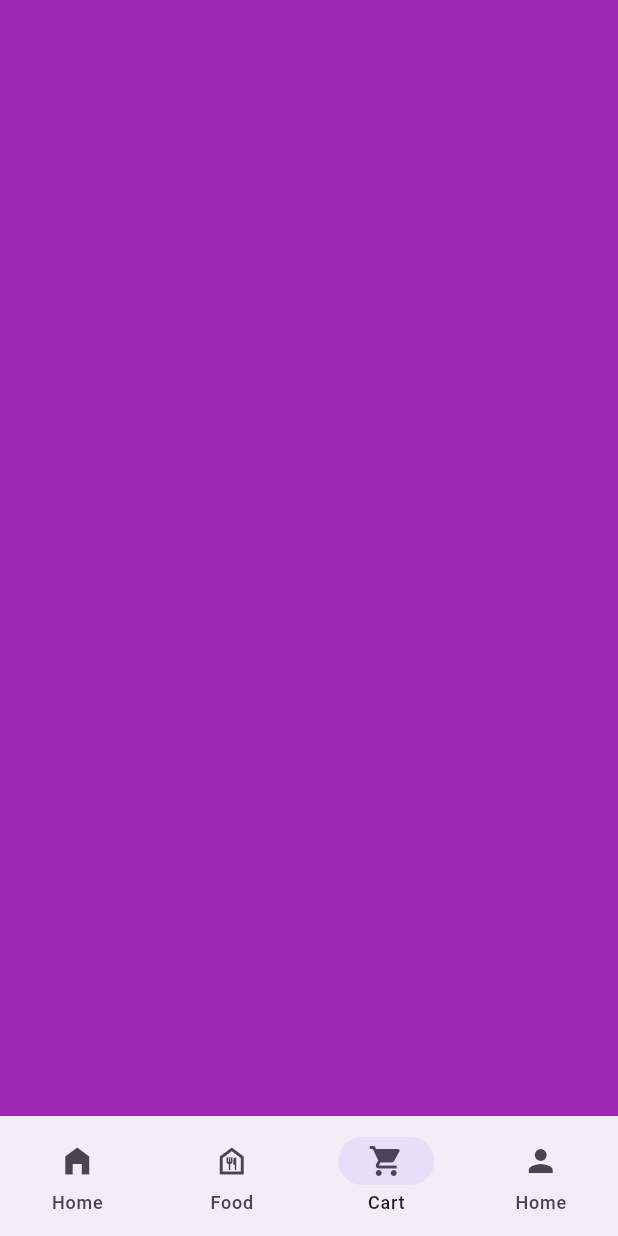
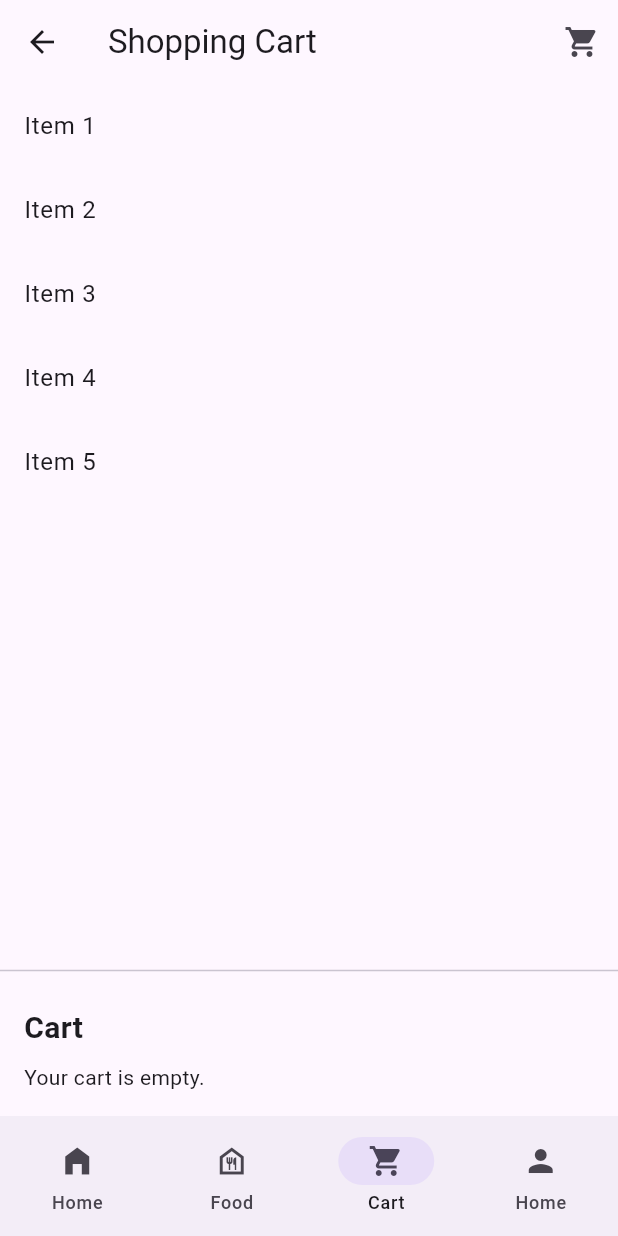
Before and after one commit to asaduzzamanlimon420/FOOD-JET, a Flutter app: the NavigationMenu screen opened directly, item 3 of the bottom bar chosen, on a phone screen of 412 x 824 dp. Run offline on Flutter 3.47's test engine with Material 3 defaults, Android fonts, the phone set to English and light mode, and no system bars; our stand-ins replace firebase_auth, firebase_core, flutter_svg, get; accounts and stored records are empty.

Commit message:
new cart added

```diff
--- /dev/null
+++ b/lib/cart_page.dart
@@ -0,0 +1,138 @@
+import 'package:flutter/material.dart';
+
+void main() {
+  runApp(MyApp());
+}
+
+class MyApp extends StatelessWidget {
+  @override
+  Widget build(BuildContext context) {
+    return MaterialApp(
+      home: ShoppingCart(),
+    );
+  }
+}
+
+class ShoppingCart extends StatefulWidget {
+  @override
+  _ShoppingCartState createState() => _ShoppingCartState();
+}
+
+class _ShoppingCartState extends State<ShoppingCart> {
+  List<String> items = [
+    'Item 1',
+    'Item 2',
+    'Item 3',
+    'Item 4',
+    'Item 5',
+  ];
+
+  List<String> cartItems = [];
+
+  @override
+  Widget build(BuildContext context) {
+    return Scaffold(
+      appBar: AppBar(
+        title: Text('Shopping Cart'),
+        actions: [
+          IconButton(
+            icon: Icon(Icons.shopping_cart),
+            onPressed: () {
+              _showCartDialog();
+            },
+          ),
+        ],
+      ),
+      body: Column(
+        children: [
+          Expanded(
+            child: ListView.builder(
+              itemCount: items.length,
+              itemBuilder: (context, index) {
+                return ListTile(
+                  title: Text(items[index]),
+                  onTap: () {
+                    _addToCart(items[index]);
+                  },
+                );
+              },
+            ),
+          ),
+          Divider(),
+          _buildCart(),
+        ],
+      ),
+    );
+  }
+
+  Widget _buildCart() {
+    return Container(
+      padding: EdgeInsets.all(16.0),
+      child: Column(
+        crossAxisAlignment: CrossAxisAlignment.stretch,
+        children: [
+          Text(
+            'Cart',
+            style: TextStyle(
+              fontSize: 20.0,
+              fontWeight: FontWeight.bold,
+            ),
+          ),
+          SizedBox(height: 8.0),
+          if (cartItems.isEmpty)
+            Text('Your cart is empty.')
+          else
+            Column(
+              children: cartItems
+                  .map((item) => ListTile(
+                title: Text(item),
+                trailing: IconButton(
+                  icon: Icon(Icons.remove_shopping_cart),
+                  onPressed: () {
+                    _removeFromCart(item);
+                  },
+                ),
+              ))
+                  .toList(),
+            ),
+        ],
+      ),
+    );
+  }
+
+  void _addToCart(String item) {
+    setState(() {
+      cartItems.add(item);
+    });
+  }
+
+  void _removeFromCart(String item) {
+    setState(() {
+      cartItems.remove(item);
+    });
+  }
+
+  void _showCartDialog() {
+    showDialog(
+      context: context,
+      builder: (BuildContext context) {
+        return AlertDialog(
+          title: Text('Shopping Cart'),
+          content: Column(
+            children: [
+              for (var item in cartItems) Text(item),
+            ],
+          ),
+          actions: [
+           /* FlatButton(
+              onPressed: () {
+                Navigator.pop(context);
+              },
+              child: Text('Close'),
+            ),*/
+          ],
+        );
+      },
+    );
+  }
+}
--- a/lib/navigation_bar.dart
+++ b/lib/navigation_bar.dart
@@ -4,6 +4,7 @@ import 'package:food_jet/file/home_screen.dart';
 import 'package:get/get.dart';
 import 'package:get/get_rx/src/rx_types/rx_types.dart';
 import 'package:get/get_state_manager/src/simple/get_controllers.dart';
+import 'package:food_jet/cart_page.dart';
 
 class NavigationMenu extends StatelessWidget {
   const NavigationMenu({super.key});
@@ -34,5 +35,5 @@ class NavigationMenu extends StatelessWidget {
 class NavigationController extends GetxController{
   final Rx<int> selectedIndex =0.obs;
 
-  final screens =[HomeScreen(),Container(color: Colors.purple,),Container(color: Colors.purple,),const Profile_page()];
+  final screens =[HomeScreen(),Container(color: Colors.purple,),ShoppingCart(),const Profile_page()];
 }
```
